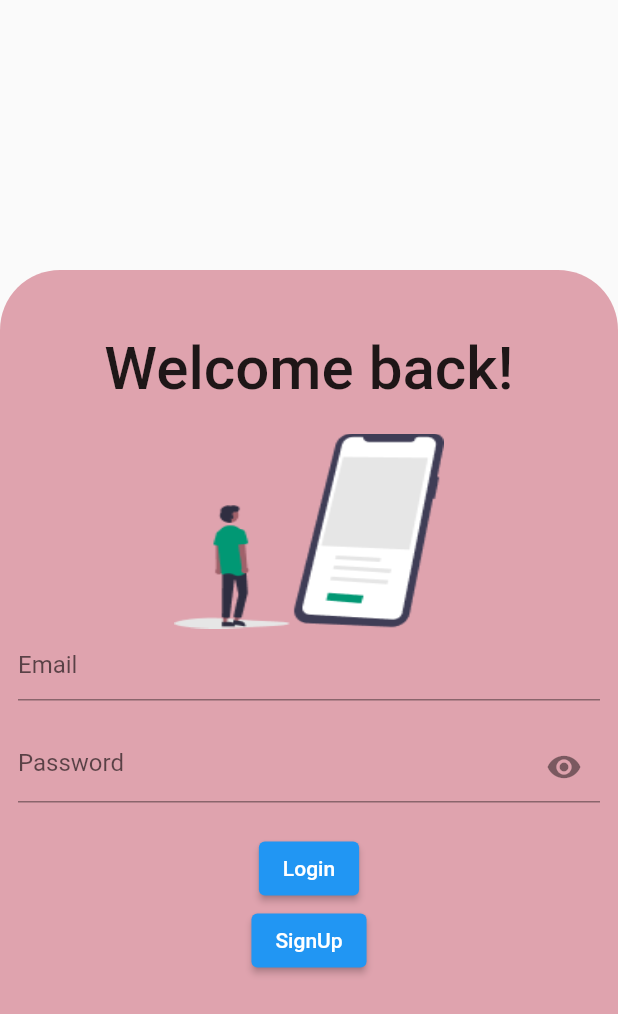
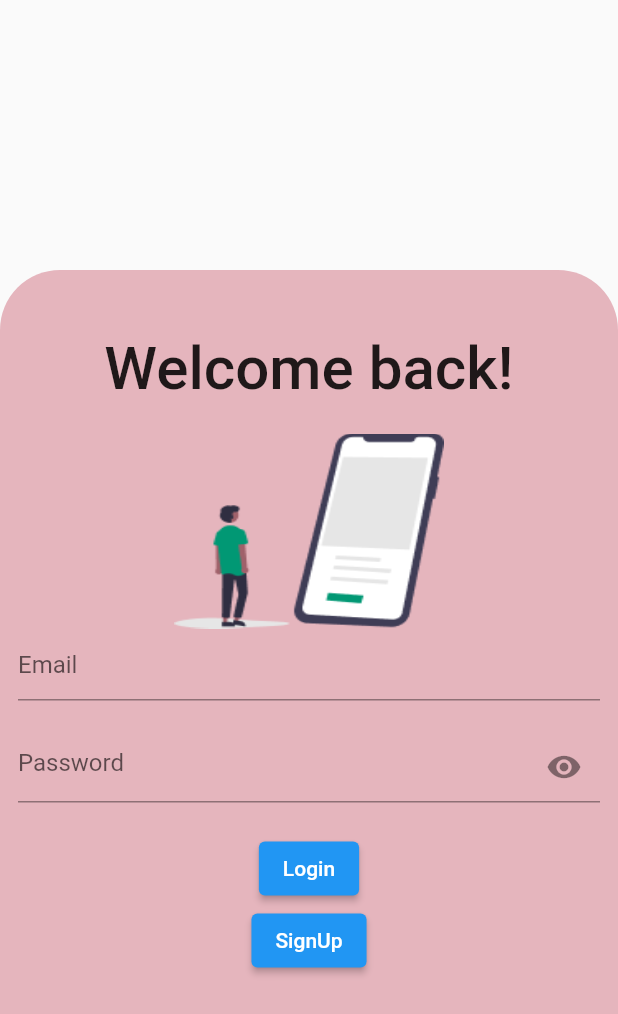
Before and after one commit to NaseerAhmed3/auto_mobile_tracker, a Flutter app: the screen it shows after launch, after a tap on "Gets Started !", on a phone screen of 412 x 824 dp. Shown: the top 1014 px of the screen. Run offline on Flutter 3.47's test engine with Material 2 defaults, Android fonts, the phone set to English and light mode, and no system bars; our stand-ins replace cloud_firestore, firebase_auth, firebase_core, firebase_database, firebase_storage, google_maps_flutter and 2 more; accounts and stored records are empty.

Commit message:
color chng

```diff
--- a/auto_mobile_tracker/lib/login.dart
+++ b/auto_mobile_tracker/lib/login.dart
@@ -29,7 +29,7 @@ class _LoginPageState extends State<LoginPage> {
             height: 850,
             width: double.infinity,
             decoration: BoxDecoration(
-              color: Color(0x9fCF6F80),
+              color: Color(0x7fCF6F80),
               borderRadius: BorderRadius.only(
                 topLeft: Radius.circular(40),
                 topRight: Radius.circular(40),
```
